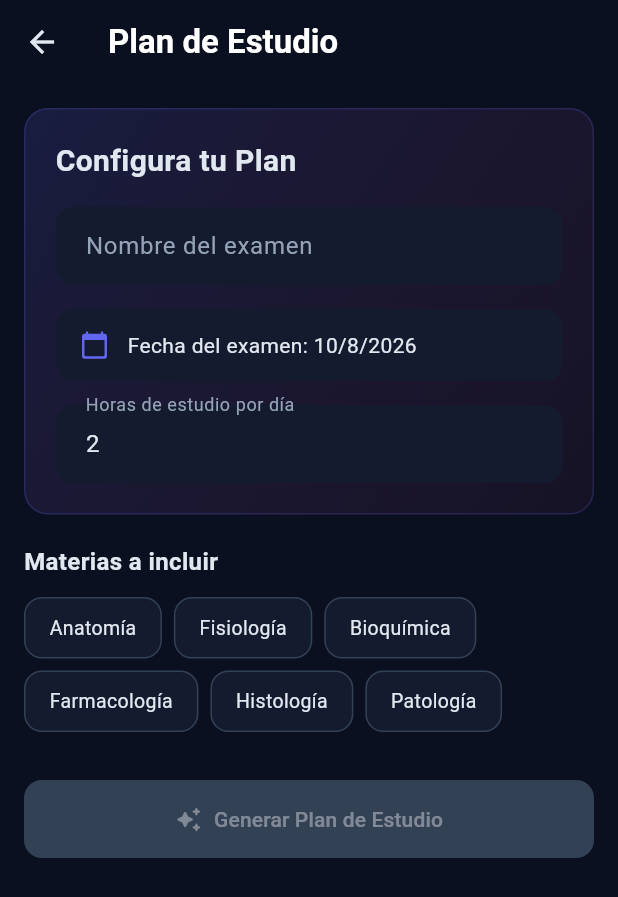
After one commit to leloms472-source/Leloms_app, a Flutter app: the StudyPlanPage screen opened directly, after a tap on "Crear Plan", on a phone screen of 412 x 824 dp. The commit adds this screen. Shown: the top 897 px of the screen. Run offline on Flutter 3.47's test engine with Material 3 defaults, Android fonts, the phone set to English and light mode, and no system bars; our stand-ins replace cloud_firestore, firebase_auth, firebase_core, firebase_messaging, fl_chart, flutter_local_notifications and 3 more; accounts and stored records are empty.

Commit message:
feat: add AI Study Plan Generator with daily scheduling and completion tracking

```diff
--- a/lib/features/home/home_page.dart
+++ b/lib/features/home/home_page.dart
@@ -16,6 +16,7 @@ import '../study/study_timer_page.dart';
 import '../analytics/analytics_page.dart';
 import '../exam/exam_config_page.dart';
 import '../search/global_search_page.dart';
+import '../study_plan/study_plan_page.dart';
 
 class HomePage extends StatefulWidget {
   const HomePage({super.key});
@@ -99,6 +100,7 @@ class _HomePageState extends State<HomePage> {
               ],
             ),
           ),
+          _buildDrawerItem(Icons.checklist_rounded, 'Plan de Estudio', () => Navigator.push(context, MaterialPageRoute(builder: (_) => const StudyPlanPage()))),
           _buildDrawerItem(Icons.assignment_rounded, 'Simulacros', () => Navigator.push(context, MaterialPageRoute(builder: (_) => const ExamConfigPage()))),
           _buildDrawerItem(Icons.show_chart_rounded, 'Progreso', () => Navigator.push(context, MaterialPageRoute(builder: (_) => const AnalyticsPage()))),
           _buildDrawerItem(Icons.timer_rounded, 'Temporizador', () => Navigator.push(context, MaterialPageRoute(builder: (_) => const StudyTimerPage()))),
--- /dev/null
+++ b/lib/features/study_plan/study_plan_page.dart
@@ -0,0 +1,450 @@
+import 'dart:convert';
+import 'package:flutter/material.dart';
+import 'package:shared_preferences/shared_preferences.dart';
+import '../../core/theme/app_colors.dart';
+import '../../models/study_plan.dart';
+
+class StudyPlanPage extends StatefulWidget {
+  const StudyPlanPage({super.key});
+
+  @override
+  State<StudyPlanPage> createState() => _StudyPlanPageState();
+}
+
+class _StudyPlanPageState extends State<StudyPlanPage> {
+  StudyPlan? _plan;
+  bool _showGenerator = false;
+
+  final TextEditingController _examTitleCtrl = TextEditingController();
+  final TextEditingController _hoursCtrl = TextEditingController(text: '2');
+  DateTime _examDate = DateTime.now().add(const Duration(days: 30));
+  final List<String> _selectedSubjects = [];
+  final List<String> _availableSubjects = [
+    'Anatomía', 'Fisiología', 'Bioquímica', 'Farmacología', 'Histología', 'Patología',
+  ];
+
+  @override
+  void initState() {
+    super.initState();
+    _loadPlan();
+  }
+
+  Future<void> _loadPlan() async {
+    final prefs = await SharedPreferences.getInstance();
+    final stored = prefs.getString('study_plan');
+    if (stored != null) {
+      try {
+        final data = jsonDecode(stored) as Map<String, dynamic>;
+        _plan = StudyPlan.fromMap('saved', data);
+        if (mounted) setState(() {});
+      } catch (_) {}
+    }
+  }
+
+  Future<void> _savePlan(StudyPlan plan) async {
+    final prefs = await SharedPreferences.getInstance();
+    await prefs.setString('study_plan', jsonEncode(plan.toMap()));
+    setState(() {
+      _plan = plan;
+      _showGenerator = false;
+    });
+  }
+
+  Future<void> _deletePlan() async {
+    final prefs = await SharedPreferences.getInstance();
+    await prefs.remove('study_plan');
+    setState(() => _plan = null);
+  }
+
+  void _generatePlan() {
+    if (_examTitleCtrl.text.isEmpty || _selectedSubjects.isEmpty) return;
+
+    final plan = StudyPlanGenerator.generate(
+      examTitle: _examTitleCtrl.text,
+      examDate: _examDate,
+      subjects: _selectedSubjects,
+      hoursPerDay: int.tryParse(_hoursCtrl.text) ?? 2,
+    );
+
+    _savePlan(plan);
+
+    ScaffoldMessenger.of(context).showSnackBar(
+      SnackBar(
+        content: Text('Plan creado: ${plan.totalDays} días de estudio'),
+        backgroundColor: AppColors.success,
+      ),
+    );
+  }
+
+  @override
+  void dispose() {
+    _examTitleCtrl.dispose();
+    _hoursCtrl.dispose();
+    super.dispose();
+  }
+
+  @override
+  Widget build(BuildContext context) {
+    return Scaffold(
+      backgroundColor: AppColors.dark,
+      appBar: AppBar(
+        title: const Text('Plan de Estudio'),
+        backgroundColor: Colors.transparent,
+        elevation: 0,
+        actions: [
+          if (_plan != null && !_showGenerator)
+            IconButton(
+              icon: const Icon(Icons.add_rounded, color: AppColors.primary),
+              onPressed: () => setState(() => _showGenerator = true),
+            ),
+        ],
+      ),
+      body: _showGenerator ? _buildGenerator() : (_plan != null ? _buildPlanView() : _buildEmptyState()),
+    );
+  }
+
+  Widget _buildEmptyState() {
+    return Center(
+      child: Column(
+        mainAxisAlignment: MainAxisAlignment.center,
+        children: [
+          Container(
+            width: 100, height: 100,
+            decoration: BoxDecoration(
+              shape: BoxShape.circle,
+              color: AppColors.primary.withValues(alpha: 0.1),
+            ),
+            child: const Icon(Icons.calendar_month_rounded, size: 50, color: AppColors.primary),
+          ),
+          const SizedBox(height: 24),
+          const Text('Crea tu Plan de Estudio', style: TextStyle(fontSize: 22, fontWeight: FontWeight.bold, color: AppColors.lightText)),
+          const SizedBox(height: 8),
+          const Text('Selecciona tu examen y materias\ny genera un plan personalizado', style: TextStyle(color: AppColors.secondaryText, fontSize: 14, height: 1.5), textAlign: TextAlign.center),
+          const SizedBox(height: 32),
+          ElevatedButton.icon(
+            onPressed: () => setState(() => _showGenerator = true),
+            icon: const Icon(Icons.auto_awesome_rounded),
+            label: const Text('Crear Plan'),
+            style: ElevatedButton.styleFrom(
+              backgroundColor: AppColors.primary,
+              foregroundColor: Colors.white,
+              padding: const EdgeInsets.symmetric(horizontal: 32, vertical: 14),
+              shape: RoundedRectangleBorder(borderRadius: BorderRadius.circular(12)),
+            ),
+          ),
+        ],
+      ),
+    );
+  }
+
+  Widget _buildGenerator() {
+    return SingleChildScrollView(
+      padding: const EdgeInsets.all(16),
+      child: Column(
+        crossAxisAlignment: CrossAxisAlignment.start,
+        children: [
+          Container(
+            padding: const EdgeInsets.all(20),
+            decoration: BoxDecoration(
+              gradient: LinearGradient(colors: [AppColors.primary.withValues(alpha: 0.15), AppColors.secondary.withValues(alpha: 0.05)], begin: Alignment.topLeft, end: Alignment.bottomRight),
+              borderRadius: BorderRadius.circular(16),
+              border: Border.all(color: AppColors.primary.withValues(alpha: 0.2)),
+            ),
+            child: Column(
+              crossAxisAlignment: CrossAxisAlignment.start,
+              children: [
+                const Text('Configura tu Plan', style: TextStyle(fontSize: 20, fontWeight: FontWeight.bold, color: AppColors.lightText)),
+                const SizedBox(height: 16),
+                TextField(
+                  controller: _examTitleCtrl,
+                  style: const TextStyle(color: AppColors.lightText),
+                  decoration: InputDecoration(
+                    labelText: 'Nombre del examen',
+                    hintText: 'Ej: ENARM 2026',
+                    labelStyle: const TextStyle(color: AppColors.secondaryText),
+                    hintStyle: const TextStyle(color: AppColors.secondaryText),
+                    filled: true,
+                    fillColor: AppColors.darkCard,
+                    border: OutlineInputBorder(borderRadius: BorderRadius.circular(12), borderSide: BorderSide.none),
+                  ),
+                ),
+                const SizedBox(height: 16),
+                InkWell(
+                  onTap: () async {
+                    final date = await showDatePicker(
+                      context: context,
+                      initialDate: _examDate,
+                      firstDate: DateTime.now(),
+                      lastDate: DateTime.now().add(const Duration(days: 365)),
+                      builder: (context, child) => Theme(data: ThemeData.dark().copyWith(colorScheme: const ColorScheme.dark(primary: AppColors.primary)), child: child!),
+                    );
+                    if (date != null) setState(() => _examDate = date);
+                  },
+                  child: Container(
+                    padding: const EdgeInsets.symmetric(horizontal: 16, vertical: 14),
+                    decoration: BoxDecoration(color: AppColors.darkCard, borderRadius: BorderRadius.circular(12)),
+                    child: Row(
+                      children: [
+                        const Icon(Icons.calendar_today_rounded, color: AppColors.primary, size: 20),
+                        const SizedBox(width: 12),
+                        Text('Fecha del examen: ${_examDate.day}/${_examDate.month}/${_examDate.year}', style: const TextStyle(color: AppColors.lightText)),
+                      ],
+                    ),
+                  ),
+                ),
+                const SizedBox(height: 16),
+                TextField(
+                  controller: _hoursCtrl,
+                  keyboardType: TextInputType.number,
+                  style: const TextStyle(color: AppColors.lightText),
+                  decoration: InputDecoration(
+                    labelText: 'Horas de estudio por día',
+                    labelStyle: const TextStyle(color: AppColors.secondaryText),
+                    filled: true,
+                    fillColor: AppColors.darkCard,
+                    border: OutlineInputBorder(borderRadius: BorderRadius.circular(12), borderSide: BorderSide.none),
+                  ),
+                ),
+              ],
+            ),
+          ),
+          const SizedBox(height: 20),
+          const Text('Materias a incluir', style: TextStyle(fontSize: 16, fontWeight: FontWeight.bold, color: AppColors.lightText)),
+          const SizedBox(height: 12),
+          Wrap(
+            spacing: 8,
+            runSpacing: 8,
+            children: _availableSubjects.map((subject) {
+              final selected = _selectedSubjects.contains(subject);
+              return GestureDetector(
+                onTap: () => setState(() {
+                  if (selected) _selectedSubjects.remove(subject);
+                  else _selectedSubjects.add(subject);
+                }),
+                child: Container(
+                  padding: const EdgeInsets.symmetric(horizontal: 16, vertical: 10),
+                  decoration: BoxDecoration(
+                    color: selected ? AppColors.primary.withValues(alpha: 0.2) : AppColors.darkCard,
+                    borderRadius: BorderRadius.circular(12),
+                    border: Border.all(color: selected ? AppColors.primary : AppColors.border, width: selected ? 1.5 : 1),
+                  ),
+                  child: Row(
+                    mainAxisSize: MainAxisSize.min,
+                    children: [
+                      if (selected) const Padding(padding: EdgeInsets.only(right: 6), child: Icon(Icons.check_rounded, color: AppColors.primary, size: 16)),
+                      Text(subject, style: TextStyle(color: selected ? AppColors.primary : AppColors.lightText, fontWeight: selected ? FontWeight.bold : FontWeight.normal, fontSize: 13)),
+                    ],
+                  ),
+                ),
+              );
+            }).toList(),
+          ),
+          const SizedBox(height: 32),
+          SizedBox(
+            width: double.infinity,
+            height: 52,
+            child: ElevatedButton.icon(
+              onPressed: _selectedSubjects.isNotEmpty && _examTitleCtrl.text.isNotEmpty ? _generatePlan : null,
+              icon: const Icon(Icons.auto_awesome_rounded),
+              label: const Text('Generar Plan de Estudio'),
+              style: ElevatedButton.styleFrom(
+                backgroundColor: AppColors.primary,
+                foregroundColor: Colors.white,
+                disabledBackgroundColor: AppColors.border,
+                shape: RoundedRectangleBorder(borderRadius: BorderRadius.circular(12)),
+              ),
+            ),
+          ),
+        ],
+      ),
+    );
+  }
+
+  Widget _buildPlanView() {
+    final plan = _plan!;
+    final remainingDays = plan.examDate.difference(DateTime.now()).inDays;
+    final today = DateTime(DateTime.now().year, DateTime.now().month, DateTime.now().day);
+    final todayPlan = plan.days.where((d) =>
+      d.date.year == today.year && d.date.month == today.month && d.date.day == today.day
+    ).firstOrNull;
+
+    return SingleChildScrollView(
+      padding: const EdgeInsets.all(16),
+      child: Column(
+        crossAxisAlignment: CrossAxisAlignment.start,
+        children: [
+          Container(
+            padding: const EdgeInsets.all(20),
+            decoration: BoxDecoration(
+              gradient: LinearGradient(colors: [AppColors.success.withValues(alpha: 0.15), AppColors.primary.withValues(alpha: 0.05)], begin: Alignment.topLeft, end: Alignment.bottomRight),
+              borderRadius: BorderRadius.circular(16),
+              border: Border.all(color: AppColors.success.withValues(alpha: 0.3)),
+            ),
+            child: Row(
+              children: [
+                Container(
+                  width: 56, height: 56,
+                  decoration: BoxDecoration(shape: BoxShape.circle, color: AppColors.success.withValues(alpha: 0.2)),
+                  child: const Icon(Icons.checklist_rounded, color: AppColors.success, size: 28),
+                ),
+                const SizedBox(width: 16),
+                Expanded(
+                  child: Column(
+                    crossAxisAlignment: CrossAxisAlignment.start,
+                    children: [
+                      Text(plan.examTitle, style: const TextStyle(fontSize: 18, fontWeight: FontWeight.bold, color: AppColors.lightText)),
+                      Text('Faltan $remainingDays días • ${plan.totalDays} días de plan', style: const TextStyle(color: AppColors.secondaryText, fontSize: 12)),
+                    ],
+                  ),
+                ),
+              ],
+            ),
+          ),
+          const SizedBox(height: 20),
+          ClipRRect(
+            borderRadius: BorderRadius.circular(6),
+            child: LinearProgressIndicator(
+              value: plan.progress,
+              backgroundColor: AppColors.border,
+              valueColor: const AlwaysStoppedAnimation<Color>(AppColors.primary),
+              minHeight: 12,
+            ),
+          ),
+          const SizedBox(height: 8),
+          Row(
+            mainAxisAlignment: MainAxisAlignment.spaceBetween,
+            children: [
+              Text('${plan.completedDays} días completados', style: const TextStyle(color: AppColors.secondaryText, fontSize: 12)),
+              Text('${(plan.progress * 100).round()}%', style: const TextStyle(color: AppColors.primary, fontWeight: FontWeight.bold, fontSize: 13)),
+            ],
+          ),
+          const SizedBox(height: 24),
+          if (todayPlan != null) ...[
+            Container(
+              padding: const EdgeInsets.all(16),
+              decoration: BoxDecoration(
+                color: AppColors.darkCard,
+                borderRadius: BorderRadius.circular(16),
+                border: Border.all(color: todayPlan.isComplete ? AppColors.success.withValues(alpha: 0.3) : AppColors.primary.withValues(alpha: 0.3)),
+              ),
+              child: Column(
+                crossAxisAlignment: CrossAxisAlignment.start,
+                children: [
+                  Row(
+                    children: [
+                      const Text('Hoy', style: TextStyle(fontSize: 16, fontWeight: FontWeight.bold, color: AppColors.lightText)),
+                      const Spacer(),
+                      if (todayPlan.isComplete)
+                        Container(
+                          padding: const EdgeInsets.symmetric(horizontal: 10, vertical: 4),
+                          decoration: BoxDecoration(color: AppColors.success.withValues(alpha: 0.2), borderRadius: BorderRadius.circular(8)),
+                          child: const Text('Completado', style: TextStyle(color: AppColors.success, fontWeight: FontWeight.bold, fontSize: 11)),
+                        )
+                      else
+                        TextButton.icon(
+                          onPressed: () {
+                            setState(() => todayPlan.isComplete = true);
+                            _savePlan(plan);
+                          },
+                          icon: const Icon(Icons.check_rounded, size: 16),
+                          label: const Text('Completar'),
+                          style: TextButton.styleFrom(foregroundColor: AppColors.primary),
+                        ),
+                    ],
+                  ),
+                  const SizedBox(height: 12),
+                  ...todayPlan.topics.map((topic) => Padding(
+                    padding: const EdgeInsets.only(bottom: 8),
+                    child: Row(
+                      children: [
+                        Container(
+                          width: 32, height: 32,
+                          decoration: BoxDecoration(
+                            shape: BoxShape.circle,
+                            color: topic.isDone ? AppColors.success.withValues(alpha: 0.2) : AppColors.info.withValues(alpha: 0.1),
+                          ),
+                          child: Icon(
+                            topic.isDone ? Icons.check_rounded : Icons.menu_book_rounded,
+                            color: topic.isDone ? AppColors.success : AppColors.info,
+                            size: 16,
+                          ),
+                        ),
+                        const SizedBox(width: 12),
+                        Expanded(
+                          child: Text(topic.topic, style: TextStyle(color: AppColors.lightText, fontSize: 13, fontWeight: topic.isDone ? FontWeight.normal : FontWeight.w600)),
+                        ),
+                        Text('${topic.hours}h', style: const TextStyle(color: AppColors.secondaryText, fontSize: 11)),
+                      ],
+                    ),
+                  )),
+                ],
+              ),
+            ),
+            const SizedBox(height: 24),
+          ],
+          const Text('Próximos días', style: TextStyle(fontSize: 16, fontWeight: FontWeight.bold, color: AppColors.lightText)),
+          const SizedBox(height: 12),
+          ...plan.days.take(7).map((day) {
+            final isPast = day.date.isBefore(today);
+            final isToday = day.date == today;
+            if (isToday || isPast) return const SizedBox.shrink();
+
+            return Container(
+              margin: const EdgeInsets.only(bottom: 8),
+              padding: const EdgeInsets.all(14),
+              decoration: BoxDecoration(
+                color: AppColors.darkCard,
+                borderRadius: BorderRadius.circular(12),
+                border: Border.all(color: day.isComplete ? AppColors.success.withValues(alpha: 0.2) : AppColors.border),
+              ),
+              child: Row(
+                children: [
+                  Container(
+                    width: 40, height: 40,
+                    decoration: BoxDecoration(
+                      shape: BoxShape.circle,
+                      color: day.isComplete ? AppColors.success.withValues(alpha: 0.2) : AppColors.border,
+                    ),
+                    child: Center(
+                      child: Text('${day.date.day}', style: TextStyle(
+                        color: day.isComplete ? AppColors.success : AppColors.lightText,
+                        fontWeight: FontWeight.bold,
+                      )),
+                    ),
+                  ),
+                  const SizedBox(width: 12),
+                  Expanded(
+                    child: Column(
+                      crossAxisAlignment: CrossAxisAlignment.start,
+                      children: [
+                        Text('${day.date.day}/${day.date.month}', style: const TextStyle(color: AppColors.lightText, fontWeight: FontWeight.w600, fontSize: 13)),
+                        Text('${day.topics.length} temas • ${day.topics.fold(0, (sum, t) => sum + t.hours)}h', style: const TextStyle(color: AppColors.secondaryText, fontSize: 11)),
+                      ],
+                    ),
+                  ),
+                  if (day.isComplete)
+                    const Icon(Icons.check_circle_rounded, color: AppColors.success, size: 20),
+                ],
+              ),
+            );
+          }),
+          const SizedBox(height: 24),
+          SizedBox(
+            width: double.infinity,
+            child: OutlinedButton.icon(
+              onPressed: _deletePlan,
+              icon: const Icon(Icons.delete_outline_rounded),
+              label: const Text('Eliminar Plan'),
+              style: OutlinedButton.styleFrom(
+                foregroundColor: AppColors.error,
+                side: const BorderSide(color: AppColors.error),
+                padding: const EdgeInsets.symmetric(vertical: 14),
+                shape: RoundedRectangleBorder(borderRadius: BorderRadius.circular(12)),
+              ),
+            ),
+          ),
+        ],
+      ),
+    );
+  }
+}
--- /dev/null
+++ b/lib/models/study_plan.dart
@@ -0,0 +1,196 @@
+class StudyPlan {
+  final String id;
+  final String examTitle;
+  final DateTime examDate;
+  final DateTime startDate;
+  final List<String> subjects;
+  final int hoursPerDay;
+  final List<StudyDay> days;
+  final DateTime createdAt;
+
+  const StudyPlan({
+    required this.id,
+    required this.examTitle,
+    required this.examDate,
+    required this.startDate,
+    required this.subjects,
+    required this.hoursPerDay,
+    required this.days,
+    required this.createdAt,
+  });
+
+  int get totalDays => days.length;
+  int get completedDays => days.where((d) => d.isComplete).length;
+  double get progress => totalDays > 0 ? completedDays / totalDays : 0;
+
+  Map<String, dynamic> toMap() {
+    return {
+      'examTitle': examTitle,
+      'examDate': examDate.toIso8601String(),
+      'startDate': startDate.toIso8601String(),
+      'subjects': subjects,
+      'hoursPerDay': hoursPerDay,
+      'days': days.map((d) => d.toMap()).toList(),
+      'createdAt': createdAt.toIso8601String(),
+    };
+  }
+
+  factory StudyPlan.fromMap(String id, Map<String, dynamic> map) {
+    return StudyPlan(
+      id: id,
+      examTitle: map['examTitle'] as String? ?? '',
+      examDate: DateTime.parse(map['examDate'] as String),
+      startDate: DateTime.parse(map['startDate'] as String),
+      subjects: (map['subjects'] as List<dynamic>?)?.cast<String>() ?? [],
+      hoursPerDay: (map['hoursPerDay'] as num?)?.toInt() ?? 2,
+      days: (map['days'] as List<dynamic>?)
+              ?.map((d) => StudyDay.fromMap(d as Map<String, dynamic>))
+              .toList() ??
+          [],
+      createdAt: map['createdAt'] != null
+          ? DateTime.parse(map['createdAt'] as String)
+          : DateTime.now(),
+    );
+  }
+}
+
+class StudyDay {
+  final DateTime date;
+  final List<StudyTopic> topics;
+  bool isComplete;
+
+  StudyDay({
+    required this.date,
+    required this.topics,
+    this.isComplete = false,
+  });
+
+  Map<String, dynamic> toMap() {
+    return {
+      'date': date.toIso8601String(),
+      'topics': topics.map((t) => t.toMap()).toList(),
+      'isComplete': isComplete,
+    };
+  }
+
+  factory StudyDay.fromMap(Map<String, dynamic> map) {
+    return StudyDay(
+      date: DateTime.parse(map['date'] as String),
+      topics: (map['topics'] as List<dynamic>?)
+              ?.map((t) => StudyTopic.fromMap(t as Map<String, dynamic>))
+              .toList() ??
+          [],
+      isComplete: map['isComplete'] as bool? ?? false,
+    );
+  }
+}
+
+class StudyTopic {
+  final String subject;
+  final String topic;
+  final int hours;
+  bool isDone;
+
+  StudyTopic({
+    required this.subject,
+    required this.topic,
+    this.hours = 1,
+    this.isDone = false,
+  });
+
+  Map<String, dynamic> toMap() {
+    return {
+      'subject': subject,
+      'topic': topic,
+      'hours': hours,
+      'isDone': isDone,
+    };
+  }
+
+  factory StudyTopic.fromMap(Map<String, dynamic> map) {
+    return StudyTopic(
+      subject: map['subject'] as String? ?? '',
+      topic: map['topic'] as String? ?? '',
+      hours: (map['hours'] as num?)?.toInt() ?? 1,
+      isDone: map['isDone'] as bool? ?? false,
+    );
+  }
+}
+
+class StudyPlanGenerator {
+  static StudyPlan generate({
+    required String examTitle,
+    required DateTime examDate,
+    required List<String> subjects,
+    int hoursPerDay = 2,
+  }) {
+    final now = DateTime.now();
+    final startDate = DateTime(now.year, now.month, now.day);
+    final totalDays = examDate.difference(startDate).inDays;
+
+    if (totalDays <= 0) {
+      return StudyPlan(
+        id: DateTime.now().millisecondsSinceEpoch.toString(),
+        examTitle: examTitle,
+        examDate: examDate,
+        startDate: startDate,
+        subjects: subjects,
+        hoursPerDay: hoursPerDay,
+        days: [],
+        createdAt: now,
+      );
+    }
+
+    final topicPool = <String>[];
+    for (final subject in subjects) {
+      for (int i = 1; i <= 5; i++) {
+        topicPool.add('$subject - Tema $i');
+      }
+    }
+    topicPool.shuffle();
+
+    final days = <StudyDay>[];
+    final topicsPerDay = (topicPool.length / totalDays).ceil().clamp(1, 4);
+    int topicIndex = 0;
+
+    for (int d = 0; d < totalDays; d++) {
+      final date = startDate.add(Duration(days: d));
+      final dayTopics = <StudyTopic>[];
+
+      final daySubjectIndex = d % subjects.length;
+      final subject = subjects[daySubjectIndex];
+
+      for (int t = 0; t < topicsPerDay && topicIndex < topicPool.length; t++) {
+        dayTopics.add(StudyTopic(
+          subject: subject,
+          topic: topicPool[topicIndex],
+          hours: 1,
+        ));
+        topicIndex++;
+      }
+
+      if (topicIndex >= topicPool.length) {
+        topicIndex = 0;
+        for (final s in subjects) {
+          for (int i = 1; i <= 5; i++) {
+            topicPool.add('$s - Tema ${i + 5}');
+          }
+        }
+        topicPool.shuffle();
+      }
+
+      days.add(StudyDay(date: date, topics: dayTopics));
+    }
+
+    return StudyPlan(
+      id: DateTime.now().millisecondsSinceEpoch.toString(),
+      examTitle: examTitle,
+      examDate: examDate,
+      startDate: startDate,
+      subjects: subjects,
+      hoursPerDay: hoursPerDay,
+      days: days,
+      createdAt: now,
+    );
+  }
+}
```
